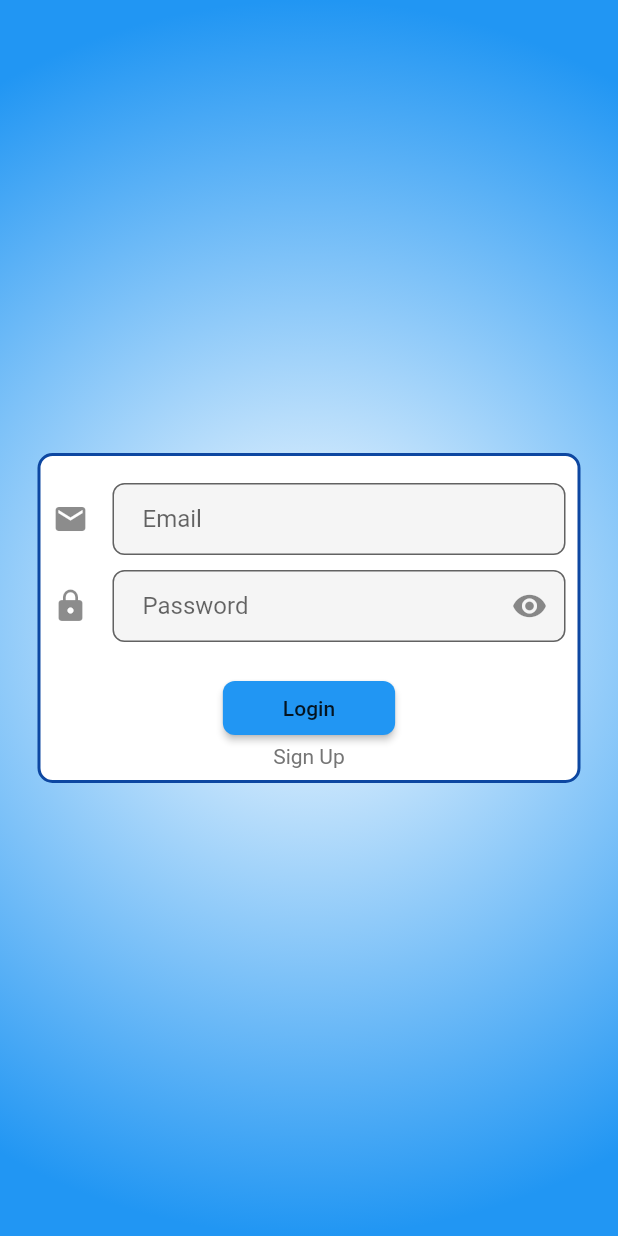
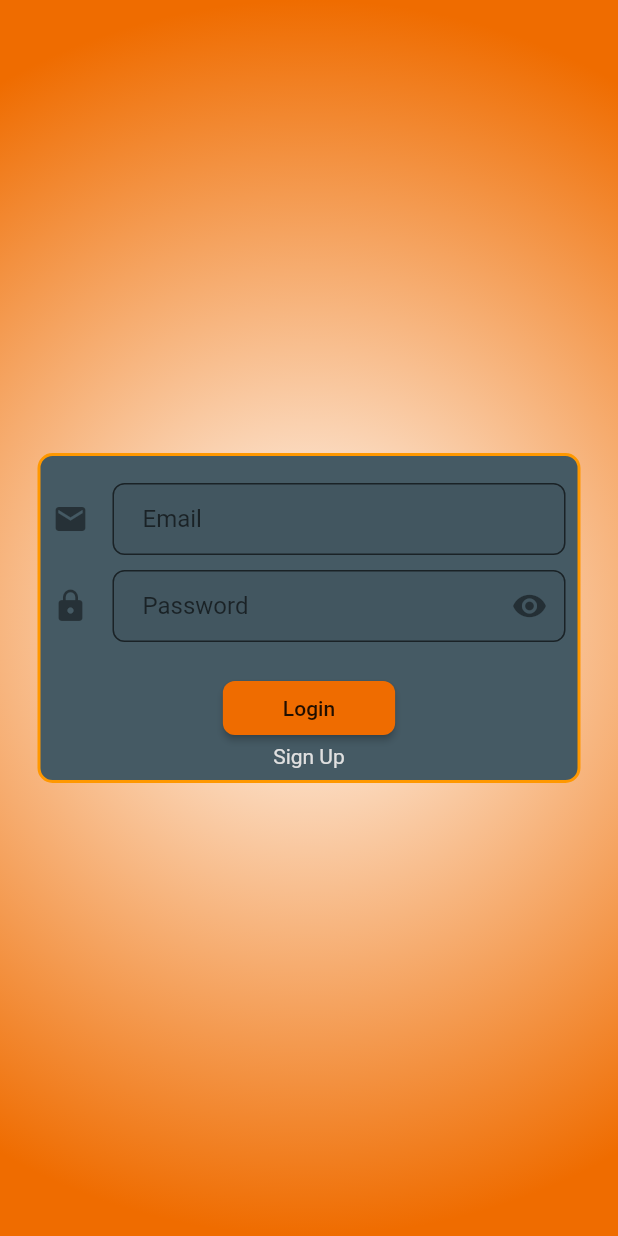
Before and after one commit to alexandrelipp/challenges, a Flutter app: the screen it shows after launch, on a phone screen of 412 x 824 dp. Run offline on Flutter 3.47's test engine with Material 2 defaults, Android fonts, the phone set to English and light mode, and no system bars; our stand-ins replace cloud_firestore, firebase_auth, firebase_core, google_fonts, percent_indicator; accounts and stored records are empty; Roboto replaces fonts that are missing (Adamina).

Commit message:
first release

```diff
--- a/lib/src/app.dart
+++ b/lib/src/app.dart
@@ -4,8 +4,8 @@ import 'package:firebase_auth/firebase_auth.dart';
 import 'package:provider/provider.dart';
 
 import '../src/providers/challenges_provider.dart';
+import '../src/screens/authScreen.dart';
 import '../src/screens/mainScreen.dart';
-import '../src/screens/authScreen.dart';
 
 class MyApp extends StatelessWidget {
   // This widget is the root of your application.
@@ -16,16 +16,21 @@ class MyApp extends StatelessWidget {
       child: MaterialApp(
         title: 'Flutter Demo',
         theme: ThemeData(
-          iconTheme: IconThemeData(color: Colors.white),
+          primarySwatch: Colors.orange,
+          focusColor: Colors.orange,
+          iconTheme: const IconThemeData(color: Colors.white),
           accentColor: Colors.orange[800],
           cardColor: Colors.orange[800],
           visualDensity: VisualDensity.adaptivePlatformDensity,
           textTheme: GoogleFonts.adaminaTextTheme(
-            TextTheme(
+            const TextTheme(
               headline1: TextStyle(color: Colors.white),
               headline5: TextStyle(color: Colors.white),
+              subtitle1: TextStyle(color: Colors.white),
             ),
           ),
+          inputDecorationTheme:
+              const InputDecorationTheme(focusColor: Colors.white),
         ),
         home: StreamBuilder(
           stream: FirebaseAuth.instance.authStateChanges(),
--- a/lib/src/screens/authScreen.dart
+++ b/lib/src/screens/authScreen.dart
@@ -1,7 +1,6 @@
 import 'package:flutter/material.dart';
 import 'package:provider/provider.dart';
 
-import 'package:firebase_auth/firebase_auth.dart';
 import 'package:weekly_challenges/src/providers/challenges_provider.dart';
 
 class AuthScreen extends StatefulWidget {
@@ -9,8 +8,9 @@ class AuthScreen extends StatefulWidget {
   _AuthScreenState createState() => _AuthScreenState();
 }
 
-class _AuthScreenState extends State<AuthScreen> with SingleTickerProviderStateMixin {
-  final _primaryColor = Colors.blue[500];
+class _AuthScreenState extends State<AuthScreen>
+    with SingleTickerProviderStateMixin {
+  final _primaryColor = Colors.orange[800];
   final _secondaryColor = Colors.white;
   final _formKey = GlobalKey<FormState>();
   var _obscureText = true;
@@ -46,8 +46,8 @@ class _AuthScreenState extends State<AuthScreen> with SingleTickerProviderStateM
               child: LayoutBuilder(
                 builder: (context, constraints) => Container(
                   decoration: BoxDecoration(
-                    color: Colors.white,
-                    border: Border.all(color: Colors.blue[900], width: 2),
+                    color: Colors.blueGrey[700],
+                    border: Border.all(color: Colors.orange, width: 2),
                     borderRadius: BorderRadius.circular(10),
                   ),
                   padding: const EdgeInsets.all(8),
@@ -60,7 +60,8 @@ class _AuthScreenState extends State<AuthScreen> with SingleTickerProviderStateM
                         const SizedBox(height: 10),
                         TextFormField(
                           validator: (String email) {
-                            if (!RegExp(r"^[a-zA-Z0-9.a-zA-Z0-9.!#$%&'*+-/=?^_`{|}~]+@[a-zA-Z0-9]+\.[a-zA-Z]+")
+                            if (!RegExp(
+                                    r"^[a-zA-Z0-9.a-zA-Z0-9.!#$%&'*+-/=?^_`{|}~]+@[a-zA-Z0-9]+\.[a-zA-Z]+")
                                 .hasMatch(email)) {
                               return 'Please provide a valid email adress';
                             }
@@ -71,8 +72,11 @@ class _AuthScreenState extends State<AuthScreen> with SingleTickerProviderStateM
                           autocorrect: false,
                           keyboardType: TextInputType.emailAddress,
                           decoration: InputDecoration(
-                            contentPadding: const EdgeInsets.symmetric(horizontal: 20),
-                            border: OutlineInputBorder(borderRadius: BorderRadius.circular(8)),
+                            focusColor: Colors.amberAccent,
+                            contentPadding:
+                                const EdgeInsets.symmetric(horizontal: 20),
+                            border: OutlineInputBorder(
+                                borderRadius: BorderRadius.circular(8)),
                             icon: const Icon(Icons.email),
                             labelText: 'Email',
                             filled: true,
@@ -93,15 +97,19 @@ class _AuthScreenState extends State<AuthScreen> with SingleTickerProviderStateM
                           obscureText: _obscureText,
                           decoration: InputDecoration(
                             suffixIcon: GestureDetector(
-                              child: Icon(_obscureText ? Icons.visibility : Icons.visibility_off),
+                              child: Icon(_obscureText
+                                  ? Icons.visibility
+                                  : Icons.visibility_off),
                               onTap: () {
                                 setState(() {
                                   _obscureText = !_obscureText;
                                 });
                               },
                             ),
-                            contentPadding: const EdgeInsets.symmetric(horizontal: 20),
-                            border: OutlineInputBorder(borderRadius: BorderRadius.circular(8)),
+                            contentPadding:
+                                const EdgeInsets.symmetric(horizontal: 20),
+                            border: OutlineInputBorder(
+                                borderRadius: BorderRadius.circular(8)),
                             icon: const Icon(Icons.lock),
                             labelText: 'Password',
                             filled: true,
@@ -123,7 +131,9 @@ class _AuthScreenState extends State<AuthScreen> with SingleTickerProviderStateM
                                 ? null
                                 : TextFormField(
                                     validator: (newValue) {
-                                      if (!_isLogin && newValue != _password) return "The passwords don't match!";
+                                      if (!_isLogin && newValue != _password) {
+                                        return "The passwords don't match!";
+                                      }
                                       return null;
                                     },
                                     enableSuggestions: false,
@@ -136,10 +146,16 @@ class _AuthScreenState extends State<AuthScreen> with SingleTickerProviderStateM
                                             _obscureText = !_obscureText;
                                           });
                                         },
-                                        child: Icon(_obscureText ? Icons.visibility : Icons.visibility_off),
+                                        child: Icon(_obscureText
+                                            ? Icons.visibility
+                                            : Icons.visibility_off),
                                       ),
-                                      contentPadding: const EdgeInsets.symmetric(horizontal: 20),
-                                      border: OutlineInputBorder(borderRadius: BorderRadius.circular(8)),
+                                      contentPadding:
+                                          const EdgeInsets.symmetric(
+                                              horizontal: 20),
+                                      border: OutlineInputBorder(
+                                          borderRadius:
+                                              BorderRadius.circular(8)),
                                       icon: const Icon(Icons.lock),
                                       labelText: 'Confirm Password',
                                       filled: true,
@@ -157,7 +173,7 @@ class _AuthScreenState extends State<AuthScreen> with SingleTickerProviderStateM
                             ),
                             clipBehavior: Clip.hardEdge,
                             padding: const EdgeInsets.symmetric(horizontal: 40),
-                            color: Colors.blue,
+                            color: _primaryColor,
                             onPressed: () async {
                               if (_formKey.currentState.validate()) {
                                 _formKey.currentState.save();
@@ -166,16 +182,22 @@ class _AuthScreenState extends State<AuthScreen> with SingleTickerProviderStateM
                                   _isWaiting = true;
                                 });
                                 if (_isLogin) {
-                                  final _message = await context.read<ChallengesProvider>().signIn(_email, _password);
+                                  final _message = await context
+                                      .read<ChallengesProvider>()
+                                      .signIn(_email, _password);
                                   if (_message != 'success') {
                                     Scaffold.of(context).hideCurrentSnackBar();
-                                    Scaffold.of(ctx).showSnackBar(_errorSnackBar(_message));
+                                    Scaffold.of(ctx)
+                                        .showSnackBar(_errorSnackBar(_message));
                                   }
                                 } else {
-                                  final _message = await context.read<ChallengesProvider>().signUp(_email, _password);
+                                  final _message = await context
+                                      .read<ChallengesProvider>()
+                                      .signUp(_email, _password);
                                   if (_message != 'success') {
                                     Scaffold.of(context).hideCurrentSnackBar();
-                                    Scaffold.of(ctx).showSnackBar(_errorSnackBar(_message));
+                                    Scaffold.of(ctx)
+                                        .showSnackBar(_errorSnackBar(_message));
                                   }
                                 }
                                 setState(() {
@@ -186,7 +208,8 @@ class _AuthScreenState extends State<AuthScreen> with SingleTickerProviderStateM
                             child: !_isWaiting
                                 ? Text(!_isLogin ? 'Sign Up' : 'Login')
                                 : const CircularProgressIndicator(
-                                    valueColor: AlwaysStoppedAnimation<Color>(Colors.white),
+                                    valueColor: AlwaysStoppedAnimation<Color>(
+                                        Colors.white),
                                   ),
                           ),
                         ),
@@ -198,7 +221,7 @@ class _AuthScreenState extends State<AuthScreen> with SingleTickerProviderStateM
                           },
                           child: Text(
                             _isLogin ? 'Sign Up' : 'Login',
-                            style: TextStyle(color: Colors.grey[600]),
+                            style: TextStyle(color: Colors.grey[300]),
                           ),
                         )
                       ],
```
Also changed, not shown: lib/src/models/challenge.dart (+4 -3 lines), lib/src/providers/challenges_provider.dart (+10 -7 lines), lib/src/screens/mainScreen.dart (+13 -8 lines), lib/src/services/firestore.dart (+15 -5 lines), lib/src/widgets/addChallenge.dart (+6 -6 lines), lib/src/widgets/challengeTile.dart (+64 -15 lines), 7 other files.
